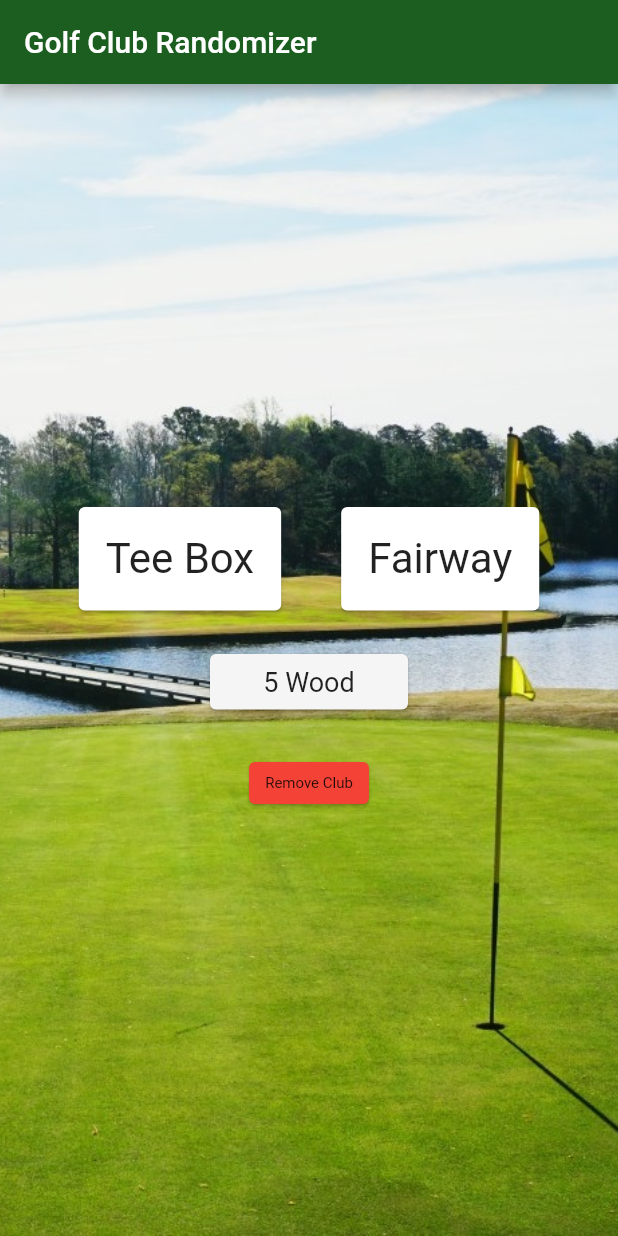
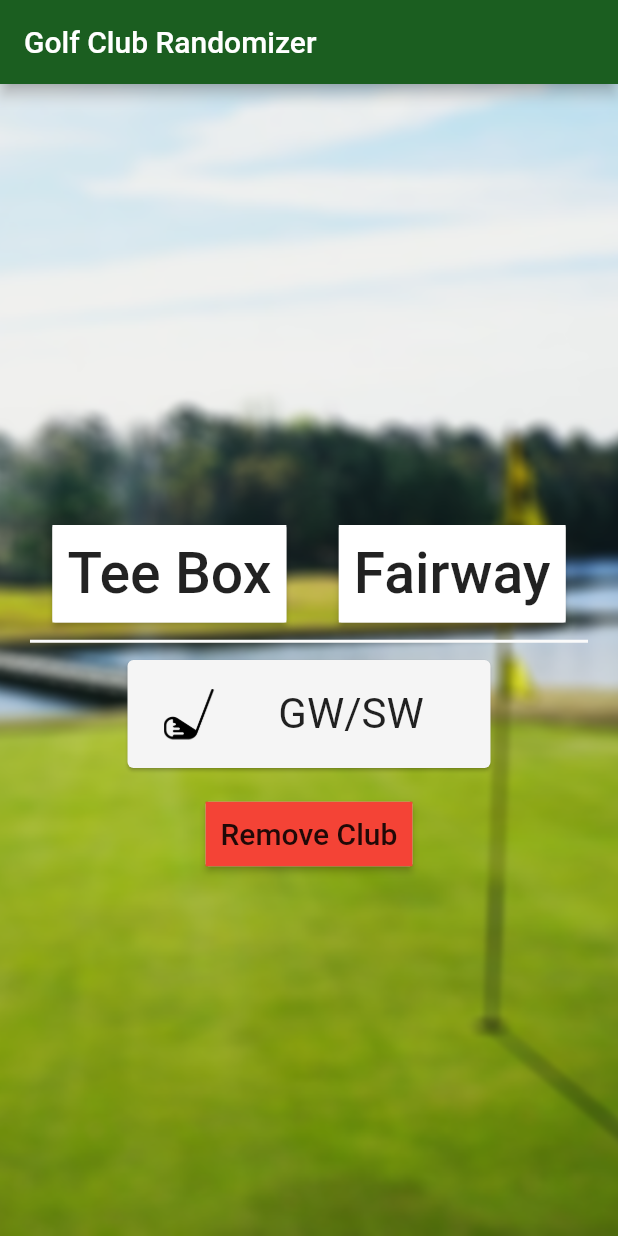
Before and after one commit to SeaAverage/golf_club_rando_app, a Flutter app: the screen it shows after launch, after a tap on "Tee Box", after a tap on "Fairway", on a phone screen of 412 x 824 dp. Run offline on Flutter 3.47's test engine with Material 2 defaults, Android fonts, the phone set to English and light mode, and no system bars.

Commit message:
New buttons and design

```diff
--- a/lib/main.dart
+++ b/lib/main.dart
@@ -1,16 +1,24 @@
 import 'package:flutter/material.dart';
 import 'dart:math';
+import 'package:flutter/services.dart';
 
-void main() => runApp(
-  MaterialApp(
-    home: golfClubApp(),
-  ),
-);
+void main() {
+  WidgetsFlutterBinding.ensureInitialized();
+  SystemChrome.setPreferredOrientations(
+      [DeviceOrientation.portraitUp, DeviceOrientation.portraitDown])
+      .then((_) => runApp(new golfClubApp()));
+}
+ // MaterialApp(
+   // home: golfClubApp(),
+  // ignore: unnecessary_statements
+
 
 class golfClubApp extends StatelessWidget {
   @override
   Widget build(BuildContext context) {
-    return Scaffold(
+    return MaterialApp(
+      debugShowCheckedModeBanner: false,
+      home: Scaffold(
         appBar: AppBar(
           title: Text('Golf Club Randomizer'),
           backgroundColor: Colors.green.shade900,
@@ -18,12 +26,13 @@ class golfClubApp extends StatelessWidget {
         body: Container(
           decoration: BoxDecoration(
             image: DecorationImage(
-            image: AssetImage('images/course.png'),
+              image: AssetImage('images/course2.png'),
               fit: BoxFit.cover,
               alignment: Alignment.center,
             ),
           ),
             child: clubRandomizer(),
+        ),
       ),
     );
   }
@@ -43,87 +52,82 @@ class _clubRandomizerState extends State<clubRandomizer> {
     return Column(
       mainAxisAlignment: MainAxisAlignment.center,
       children: [
+        SizedBox(
+          height: 50,
+        ),
         Row(
-          mainAxisAlignment: MainAxisAlignment.center,
+          mainAxisAlignment: MainAxisAlignment.spaceEvenly,
           children: [
-            FlatButton(
+            RaisedButton(
               onPressed: (){
                 setState(() {
                   clubPick = list1[_random.nextInt(list1.length)];
-                  print(list1);
-                  print(list2);
                 });
               },
-              child: Card(
-                color: Colors.white,
+              //padding: const EdgeInsets.all(10.0),
+              padding: const EdgeInsets.fromLTRB(-16.0, 0.0, -16.0, 0.0),
+              child: Container(
+                decoration: const BoxDecoration(
+                    color: Colors.white
+                ),
+                padding: const EdgeInsets.all(10.0),
+                child:
+                const Text('Tee Box', style: TextStyle(fontSize: 38)),
+              ),
+            ),
+            RaisedButton(
+              onPressed: (){
+                setState(() {
+                  clubPick = list2[_random.nextInt(list2.length)];
+                });
+              },
+                //padding: const EdgeInsets.all(10.0),
+                padding: const EdgeInsets.fromLTRB(-16.0, 0.0, -16.0, 0.0),
+                child: Container(
+                  decoration: const BoxDecoration(
+                      color: Colors.white
+                  ),
+                  padding: const EdgeInsets.all(10.0),
+                  child:
+                  const Text('Fairway', style: TextStyle(fontSize: 38)),
+                ),
+              ),
+          ],
+        ),
+        Divider(
+          color: Colors.grey.shade50,
+          height: 25,
+          indent: 20,
+          endIndent: 20,
+          thickness: 2,
+        ),
+        Card(
+          color: Colors.grey.shade100,
+          margin: EdgeInsets.symmetric(vertical: 0.0, horizontal: 85.0),
           child: Padding(
-                  padding: const EdgeInsets.all(18.0),
-                  child: Container(
-                    child: Row(
-                      mainAxisAlignment: MainAxisAlignment.center,
-                      children: [
-                        Text('Tee Box',
+            padding: const EdgeInsets.all(8.0),
+            child: ListTile(
+              leading: ConstrainedBox(
+                constraints: BoxConstraints(
+                  maxWidth: 34,
+                  maxHeight: 34,
+                ),
+                child: Image.asset('images/golfClub.png', fit: BoxFit.cover),
+              ),
+              title: Center(
+                child: Text(clubPick,
                 style: TextStyle(
                   fontSize: 28.0,
                 ),
                 ),
-                      ],
               ),
             ),
           ),
         ),
-              //child: Image.asset('images/andyO.png'),
+        SizedBox(
+          height: 20,
         ),
-            FlatButton(
-              onPressed: (){
-                setState(() {
-                  clubPick = list1[_random.nextInt(list1.length)];
-                  print(list1);
-                  print(list2);
-                });
-              },
-              child: Card(
-                color: Colors.white,
-                child: Padding(
-                  padding: const EdgeInsets.all(18.0),
-                  child: Container(
-                    child: Row(
-                      mainAxisAlignment: MainAxisAlignment.center,
-                      children: [
-                        Text('Fairway',
-                          style: TextStyle(
-                            fontSize: 28.0,
-                          ),
-                        ),
-                      ],
-                    ),
-                  ),
-                ),
-              ),
-              //child: Image.asset('images/andyO.png'),
-            ),
-          ],
-        ),
-        Card(
-          color: Colors.grey.shade100,
-          margin: EdgeInsets.symmetric(vertical: 25.0, horizontal: 140.0),
-          child: Padding(
-            padding: const EdgeInsets.all(8.0),
-            child: Container(
-              child: Row(
-                mainAxisAlignment: MainAxisAlignment.center,
-                children: [
-                  Text(clubPick,
-                  style: TextStyle(
-                    fontSize: 18.0,
-                  ),
-                  ),
-                ],
-              ),
-            ),
-          ),
-        ),
-        FlatButton(
+        RaisedButton(
           onPressed: (){
             setState(() {
               list1.remove(clubPick);
@@ -131,26 +135,16 @@ class _clubRandomizerState extends State<clubRandomizer> {
               clubPick = list1[_random.nextInt(list1.length)];
             });
           },
-          child: Card(
-            margin: EdgeInsets.symmetric(vertical: 0.0, horizontal: 150.0),
-            color: Colors.red,
-            child: Padding(
-              padding: const EdgeInsets.all(8.0),
+          //textColor: Colors.white,
+          padding: const EdgeInsets.all(0.0),
           child: Container(
-                child: Row(
-                  mainAxisAlignment: MainAxisAlignment.center,
-                  children: [
-                    Text('Remove Club',
-                      style: TextStyle(
-                        fontSize: 10.0,
+            decoration: const BoxDecoration(
+              color: Colors.red
             ),
+            padding: const EdgeInsets.all(10.0),
+            child:
+            const Text('Remove Club', style: TextStyle(fontSize: 20)),
           ),
-                  ],
-                ),
-              ),
-            ),
-          ),
-          //child: Image.asset('images/andyO.png'),
         ),
       ],
     );
```
Also changed, not shown: images/course2.png (added), images/golfClub.png (added), 61 other files. Lines whose indentation alone changed are shown as unchanged.
